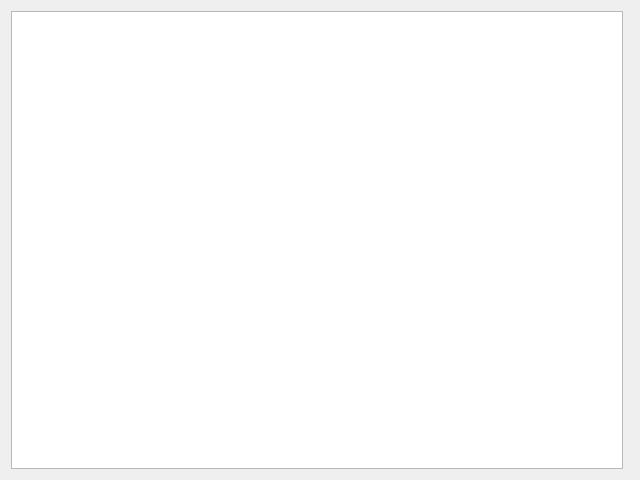
First picture: the form in resources/ui/sample_widget.ui, repository antolu/aisi-joints, before the edit.
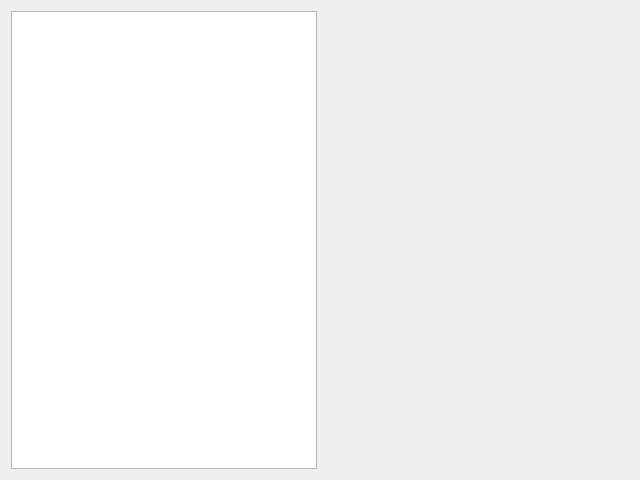
Second picture: the form after the edit. Custom widgets are drawn as their Qt base class.

What changed in the file:
```diff
--- a/resources/ui/sample_widget.ui
+++ b/resources/ui/sample_widget.ui
@@ -16,6 +16,18 @@
   <layout class="QHBoxLayout" name="horizontalLayout">
    <item>
     <widget class="QTableView" name="sampleTable">
+     <property name="sizePolicy">
+      <sizepolicy hsizetype="Preferred" vsizetype="Expanding">
+       <horstretch>0</horstretch>
+       <verstretch>0</verstretch>
+      </sizepolicy>
+     </property>
+     <property name="maximumSize">
+      <size>
+       <width>600</width>
+       <height>16777215</height>
+      </size>
+     </property>
      <property name="sortingEnabled">
       <bool>true</bool>
      </property>
```
